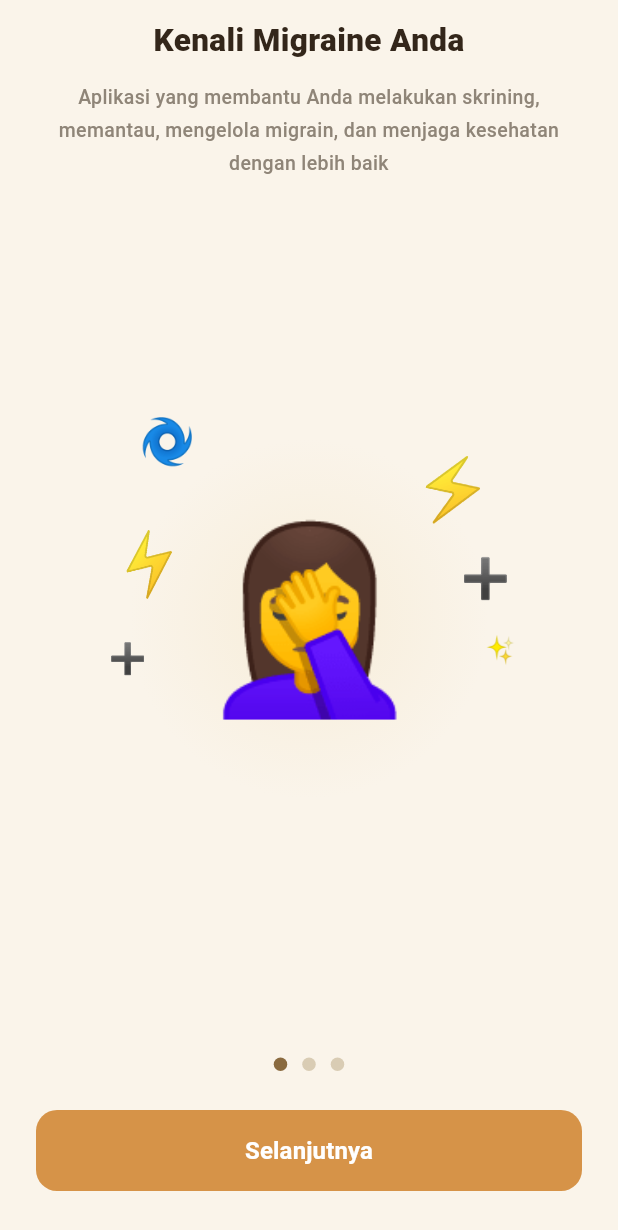
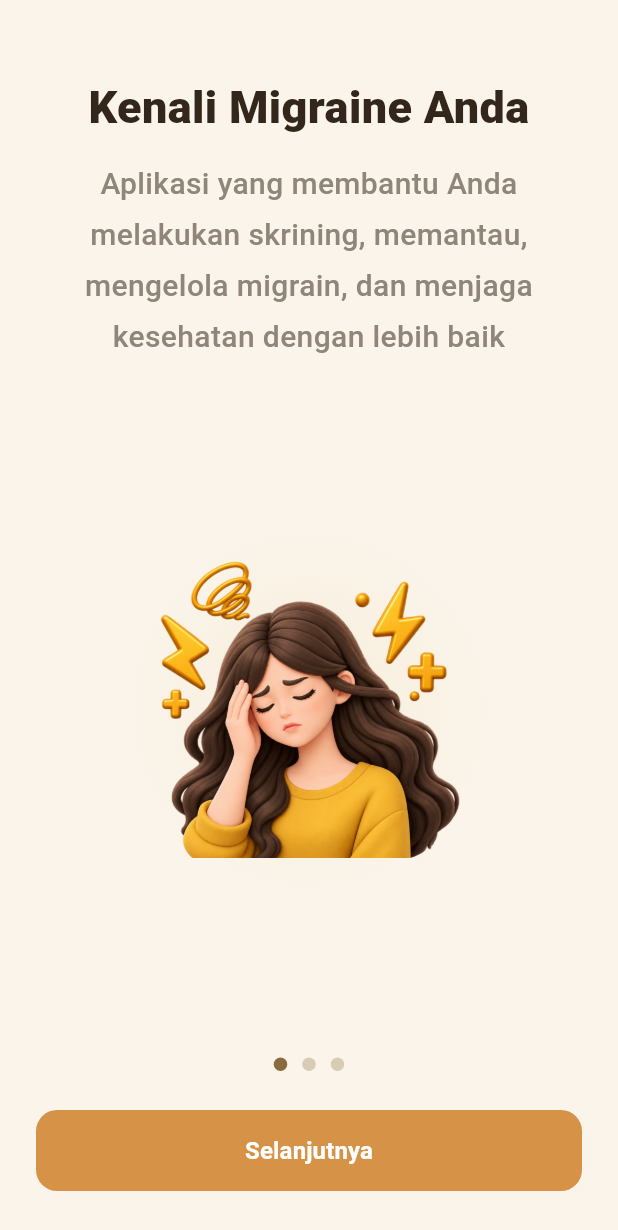
Before and after one commit to Naurahg41240292-star/MigraCare, a Flutter app: the OnboardingPage screen opened directly, on a phone screen of 412 x 824 dp. Shown: the top 1230 px of the screen. Run offline on Flutter 3.47's test engine with Material 3 defaults, Android fonts, the phone set to English and light mode, and no system bars.

Commit message:
Update splash, onboarding and welcome screen

```diff
--- a/lib/screens/onboarding.dart
+++ b/lib/screens/onboarding.dart
@@ -16,28 +16,17 @@ abstract class _Ob {
   static const Color glow = Color(0xFFF7EDD9);
 }
 
-/// Elemen dekoratif di sekitar ilustrasi utama
-class _Deco {
-  const _Deco(this.emoji, this.alignment, this.size, {this.rotation = 0});
-  final String emoji;
-  final Alignment alignment;
-  final double size;
-  final double rotation;
-}
-
 /// Data satu halaman onboarding
 class _OnboardData {
   const _OnboardData({
     required this.title,
     required this.description,
-    required this.emoji,
-    required this.decorations,
+    required this.image,
   });
 
   final String title;
   final String description;
-  final String emoji;
-  final List<_Deco> decorations;
+  final String image;
 }
 
 class OnboardingPage extends StatefulWidget {
@@ -56,40 +45,19 @@ class _OnboardingPageState extends State<OnboardingPage> {
       title: 'Kenali Migraine Anda',
       description:
           'Aplikasi yang membantu Anda melakukan skrining, memantau, mengelola migrain, dan menjaga kesehatan dengan lebih baik',
-      emoji: '🤦‍♀️',
-      decorations: [
-        _Deco('🌀', Alignment(-0.72, -0.92), 30),
-        _Deco('⚡', Alignment(-0.85, -0.30), 40, rotation: -0.25),
-        _Deco('⚡', Alignment(0.78, -0.72), 44, rotation: 0.2),
-        _Deco('➕', Alignment(0.88, -0.20), 26),
-        _Deco('➕', Alignment(-0.88, 0.20), 20),
-        _Deco('✨', Alignment(0.92, 0.15), 18),
-      ],
+       image: 'assets/images/foto_onboarding 1.png',
     ),
     _OnboardData(
       title: 'Pantau Migraine Anda',
       description:
           'Catat intensitas, durasi, gejala, dan pemicu migraine dari waktu ke waktu',
-      emoji: '📋',
-      decorations: [
-        _Deco('📅', Alignment(-0.72, -0.85), 42, rotation: -0.1),
-        _Deco('⏰', Alignment(0.78, -0.80), 38),
-        _Deco('➕', Alignment(0.45, -0.95), 20),
-        _Deco('✏️', Alignment(0.80, 0.20), 32, rotation: 0.3),
-        _Deco('✨', Alignment(-0.85, 0.15), 20),
-      ],
+       image: 'assets/images/foto_onboarding 2.png',
     ),
     _OnboardData(
       title: 'Kelola Kesehatan Anda',
       description:
           'Dapatkan wawasan dan rekomendasi pribadi berbantuan AI untuk hidup lebih nyaman tanpa migrain',
-      emoji: '🧠',
-      decorations: [
-        _Deco('✨', Alignment(0.80, -0.88), 30),
-        _Deco('💊', Alignment(-0.80, -0.45), 34, rotation: -0.2),
-        _Deco('📈', Alignment(0.78, 0.25), 36),
-        _Deco('💛', Alignment(-0.78, 0.50), 24),
-      ],
+      image: 'assets/images/foto_onboarding 3.png',
     ),
   ];
 
@@ -135,12 +103,12 @@ class _OnboardingPageState extends State<OnboardingPage> {
                     padding: const EdgeInsets.symmetric(horizontal: 28),
                     child: Column(
                       children: [
-                        const SizedBox(height: 12),
+                        const SizedBox(height: 50),
                         Text(
                           data.title,
                           textAlign: TextAlign.center,
                           style: const TextStyle(
-                            fontSize: 21,
+                            fontSize: 30,
                             fontWeight: FontWeight.w800,
                             color: _Ob.textDark,
                           ),
@@ -150,7 +118,7 @@ class _OnboardingPageState extends State<OnboardingPage> {
                           data.description,
                           textAlign: TextAlign.center,
                           style: const TextStyle(
-                            fontSize: 13,
+                            fontSize: 20,
                             height: 1.7,
                             fontWeight: FontWeight.w500,
                             color: _Ob.textGrey,
@@ -232,9 +200,7 @@ class _Dots extends StatelessWidget {
 }
 
 // ===========================================================================
-//  ILUSTRASI (emoji utama + dekorasi + glow lembut — tanpa aset)
-//  Nanti kalau sudah punya gambar asli: ganti Text(data.emoji) dengan
-//  Image.asset('assets/images/onboard1.png', width: 260).
+// ILUSTRASI
 // ===========================================================================
 class _Illustration extends StatelessWidget {
   const _Illustration({required this.data});
@@ -264,19 +230,15 @@ class _Illustration extends StatelessWidget {
                 ),
               ),
             ),
-            // Karakter utama
+
+            // Gambar utama
             Center(
-              child: Text(data.emoji, style: const TextStyle(fontSize: 120)),
+              child: Image.asset(
+                data.image,
+                width: 265,
+                fit: BoxFit.contain,
+              ),
             ),
-            // Elemen dekoratif melayang
-            for (final d in data.decorations)
-              Align(
-                alignment: d.alignment,
-                child: Transform.rotate(
-                  angle: d.rotation,
-                  child: Text(d.emoji, style: TextStyle(fontSize: d.size)),
-                ),
-              ),
           ],
         ),
       ),
```
Also changed, not shown: lib/screens/splash.dart (+25 -33 lines), lib/screens/welcome.dart (+15 -95 lines), assets/images/foto_onboarding 1.png (added), assets/images/foto_onboarding 2.png (added), assets/images/foto_onboarding 3.png (added), assets/images/gelombang.png (added), assets/images/logo_atas.png (added).
